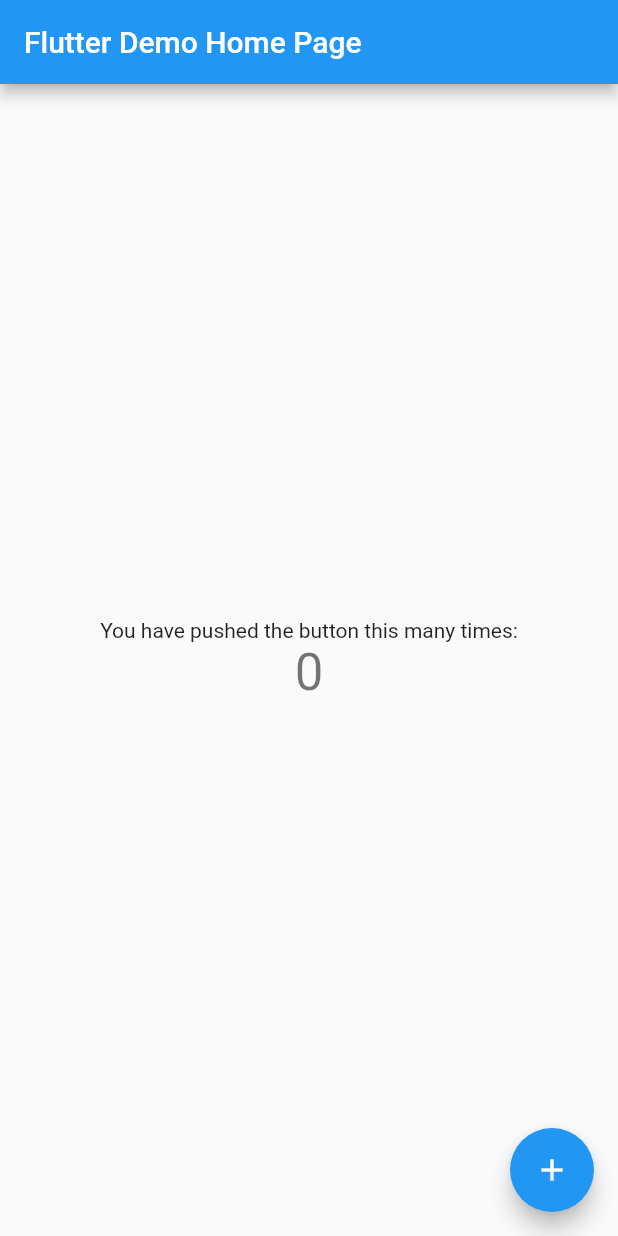
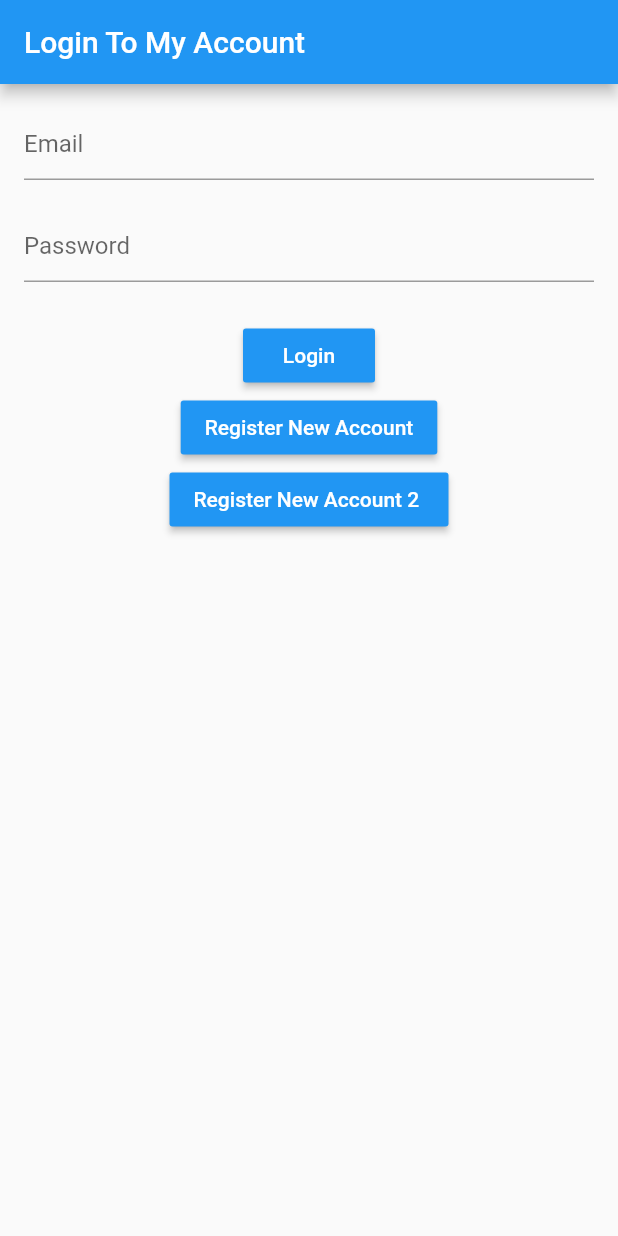
Before and after one commit to TammamKhalaf/flutter_with_firebase, a Flutter app: the screen it shows after launch, on a phone screen of 412 x 824 dp. Run offline on Flutter 3.47's test engine with Material 2 defaults, Android fonts, the phone set to English and light mode, and no system bars; our stand-ins replace firebase_auth; accounts and stored records are empty.

Commit message:
Login With Firebase

```diff
--- /dev/null
+++ b/lib/dashboard.dart
@@ -0,0 +1,16 @@
+import 'package:flutter/material.dart';
+
+class DashboardScreen extends StatelessWidget{
+  @override
+  Widget build(BuildContext context) {
+    return Scaffold(
+      appBar: AppBar(
+        title: Text('Dashboard'),
+      ),
+      body: Container(
+        child: Text('Welcome To your dashboard'),
+      ),
+    );
+  }
+
+}
--- /dev/null
+++ b/lib/login.dart
@@ -0,0 +1,116 @@
+import 'package:flutter/material.dart';
+import 'package:firebase_auth/firebase_auth.dart';
+
+import 'dashboard.dart';
+
+class LoginScreen extends StatefulWidget {
+  @override
+  _LoginScreenState createState() => _LoginScreenState();
+}
+
+class _LoginScreenState extends State<LoginScreen> {
+  void initState() {
+    super.initState();
+  }
+
+  final _formkey = GlobalKey<FormState>();
+
+  TextEditingController _emailcontroller = TextEditingController();
+
+  TextEditingController _passwordcontroller = TextEditingController();
+
+  @override
+  void dispose() {
+    _emailcontroller.dispose();
+
+    _passwordcontroller.dispose();
+
+    super.dispose();
+  }
+
+  @override
+  Widget build(BuildContext context) {
+    // TODO: implement build
+    return Scaffold(
+      appBar: AppBar(
+        title: Text('Login To My Account'),
+      ),
+      body: Container(
+        padding: EdgeInsets.all(16),
+        child: Form(
+            key: _formkey,
+            child: Column(
+              children: <Widget>[
+                TextFormField(
+                  controller: _emailcontroller,
+                  decoration: InputDecoration(
+                    hintText: 'Email',
+                  ),
+                  validator: (value) {
+                    if (value.isEmpty) {
+                      return 'Please Fill Email Input';
+                    }
+                  },
+                ),
+                SizedBox(
+                  height: 20,
+                ),
+                TextFormField(
+                  controller: _passwordcontroller,
+                  decoration: InputDecoration(
+                    hintText: 'Password',
+                  ),
+                  validator: (value) {
+                    if (value.isEmpty) {
+                      return 'Please Fill Password Input';
+                    }
+                  },
+                ),
+                SizedBox(
+                  height: 25,
+                ),
+                RaisedButton(
+                    color: Colors.blue,
+                    child: Text(
+                      'Login',
+                      style: TextStyle(color: Colors.white),
+                    ),
+                    onPressed: () async {
+                      if (_formkey.currentState.validate()) {
+                        var result = await FirebaseAuth.instance
+                            .signInWithEmailAndPassword(
+                            email: _emailcontroller.text,
+                            password: _passwordcontroller.text);
+
+                        if (result.user.uid != null) {
+                          Navigator.push(context, MaterialPageRoute(
+                              builder: (context) => DashboardScreen()));
+                        } else {
+
+                        }
+                      } else {
+                        print('user not found');
+                      }
+                    }),
+                RaisedButton(
+                  color: Colors.blue,
+                  child: Text(
+                    'Register New Account',
+                    style: TextStyle(color: Colors.white),
+                  ),
+                  onPressed: () async {},
+                ),
+                RaisedButton(
+                  color: Colors.blue,
+                  child: Text(
+                    'Register New Account 2 ',
+                    style: TextStyle(color: Colors.white),
+                  ),
+                  onPressed: () async {},
+                )
+              ],
+            )),
+      ),
+    );
+  }
+}
--- a/lib/main.dart
+++ b/lib/main.dart
@@ -1,4 +1,6 @@
 import 'package:flutter/material.dart';
+
+import 'login.dart';
 
 void main() {
   runApp(MyApp());
@@ -22,92 +24,7 @@ class MyApp extends StatelessWidget {
         // is not restarted.
         primarySwatch: Colors.blue,
       ),
-      home: MyHomePage(title: 'Flutter Demo Home Page'),
+      home: LoginScreen(),
     );
   }
 }
-
-class MyHomePage extends StatefulWidget {
-  MyHomePage({Key key, this.title}) : super(key: key);
-
-  // This widget is the home page of your application. It is stateful, meaning
-  // that it has a State object (defined below) that contains fields that affect
-  // how it looks.
-
-  // This class is the configuration for the state. It holds the values (in this
-  // case the title) provided by the parent (in this case the App widget) and
-  // used by the build method of the State. Fields in a Widget subclass are
-  // always marked "final".
-
-  final String title;
-
-  @override
-  _MyHomePageState createState() => _MyHomePageState();
-}
-
-class _MyHomePageState extends State<MyHomePage> {
-  int _counter = 0;
-
-  void _incrementCounter() {
-    setState(() {
-      // This call to setState tells the Flutter framework that something has
-      // changed in this State, which causes it to rerun the build method below
-      // so that the display can reflect the updated values. If we changed
-      // _counter without calling setState(), then the build method would not be
-      // called again, and so nothing would appear to happen.
-      _counter++;
-    });
-  }
-
-  @override
-  Widget build(BuildContext context) {
-    // This method is rerun every time setState is called, for instance as done
-    // by the _incrementCounter method above.
-    //
-    // The Flutter framework has been optimized to make rerunning build methods
-    // fast, so that you can just rebuild anything that needs updating rather
-    // than having to individually change instances of widgets.
-    return Scaffold(
-      appBar: AppBar(
-        // Here we take the value from the MyHomePage object that was created by
-        // the App.build method, and use it to set our appbar title.
-        title: Text(widget.title),
-      ),
-      body: Center(
-        // Center is a layout widget. It takes a single child and positions it
-        // in the middle of the parent.
-        child: Column(
-          // Column is also a layout widget. It takes a list of children and
-          // arranges them vertically. By default, it sizes itself to fit its
-          // children horizontally, and tries to be as tall as its parent.
-          //
-          // Invoke "debug painting" (press "p" in the console, choose the
-          // "Toggle Debug Paint" action from the Flutter Inspector in Android
-          // Studio, or the "Toggle Debug Paint" command in Visual Studio Code)
-          // to see the wireframe for each widget.
-          //
-          // Column has various properties to control how it sizes itself and
-          // how it positions its children. Here we use mainAxisAlignment to
-          // center the children vertically; the main axis here is the vertical
-          // axis because Columns are vertical (the cross axis would be
-          // horizontal).
-          mainAxisAlignment: MainAxisAlignment.center,
-          children: <Widget>[
-            Text(
-              'You have pushed the button this many times:',
-            ),
-            Text(
-              '$_counter',
-              style: Theme.of(context).textTheme.headline4,
-            ),
-          ],
-        ),
-      ),
-      floatingActionButton: FloatingActionButton(
-        onPressed: _incrementCounter,
-        tooltip: 'Increment',
-        child: Icon(Icons.add),
-      ), // This trailing comma makes auto-formatting nicer for build methods.
-    );
-  }
-}
--- a/pubspec.yaml
+++ b/pubspec.yaml
@@ -30,6 +30,7 @@ dependencies:
   cupertino_icons: ^1.0.2
 
 dev_dependencies:
+  firebase_auth: ^1.0.1
   flutter_test:
     sdk: flutter
 
```
Also changed, not shown: pubspec.lock.
